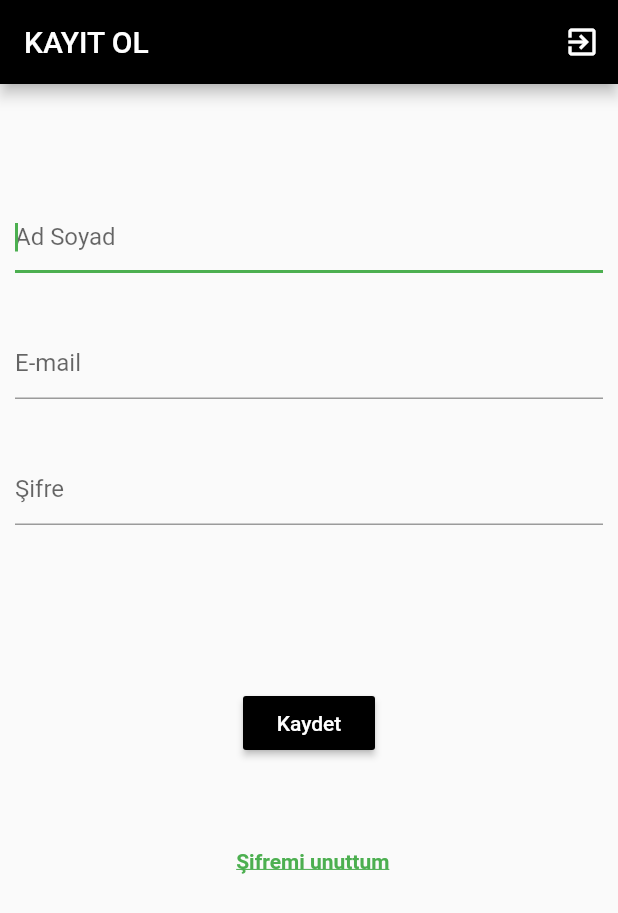
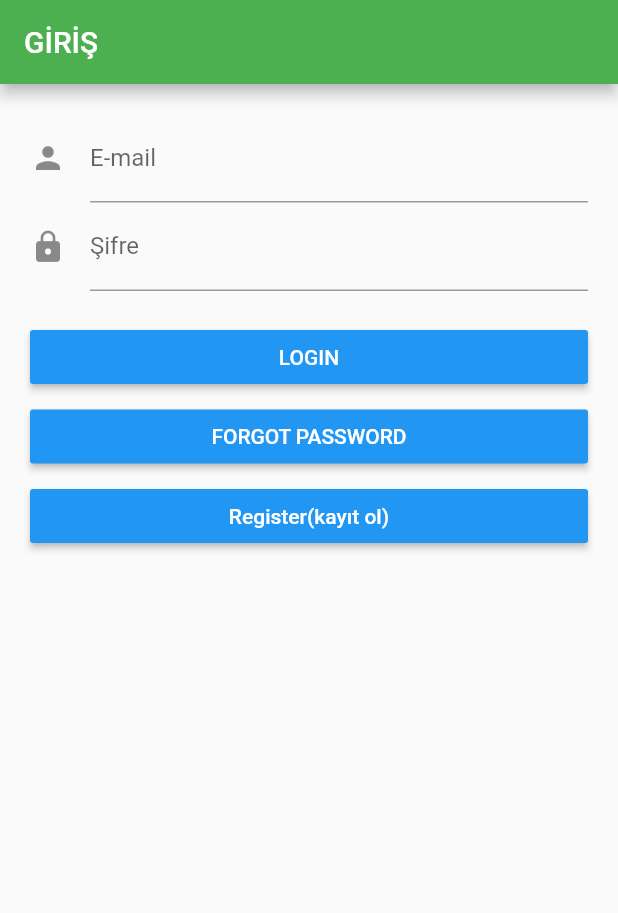
Before and after one commit to Keett/ByPass-mobil, a Flutter app: the screen it shows after launch, on a phone screen of 412 x 824 dp. Shown: the top 913 px of the screen. Run offline on Flutter 3.47's test engine with Material 2 defaults, Android fonts, the phone set to English and light mode, and no system bars; Roboto replaces fonts that are missing (Montserrat).

Commit message:
No: 803-809

```diff
--- /dev/null
+++ b/lib/http/item_service.dart
@@ -0,0 +1,24 @@
+import 'dart:convert';
+
+import 'package:bypassmobil/eski_dosyalar/login_item.dart';
+import 'package:http/http.dart' as http;
+class ItemService{
+  final String _serviceUrl= 'kesali-shopping.herokuapp.com';
+
+  //öge ekle
+  Future<LogInItem> addItem(LogInItem login_item) async{
+    var uri=Uri.http(_serviceUrl, "login_item");
+    final response = await http.post(uri,headers: {
+      'content-type': 'application/json'
+      },body: login_item.toJson());
+
+      if(response.statusCode==201){
+        Map login_item=json.decode(response.body);
+        return LogInItem.fromJson(login_item);
+      }else{
+        throw Exception('birşeyler yanlış gitti');
+      }
+  }
+
+
+}
--- /dev/null
+++ b/lib/login.dart
@@ -0,0 +1,124 @@
+import 'dart:convert';
+
+import 'package:bypassmobil/page1.dart';
+import 'package:bypassmobil/register.dart';
+import 'package:bypassmobil/ui/home.dart';
+import 'package:flutter/material.dart';
+import 'package:http/http.dart' as http;
+import 'dart:async';
+
+class Login extends StatefulWidget{
+  @override
+  loginState createState() => loginState();
+}
+class loginState extends State<Login>{
+  TextEditingController eMailController= new TextEditingController();
+  TextEditingController sifreController = new TextEditingController();
+
+  String eMail, sifre;
+
+  @override
+  Widget build(BuildContext context) {
+    return Scaffold(
+      appBar: AppBar(
+        title: Text("GİRİŞ"),
+      ),
+      //SingleChildScrollView (kaydırma yapmamızı sağlar)
+      body: Padding(
+        padding: EdgeInsets.all(20.0),
+        child: Form(
+          child: ListView(
+            children: <Widget>[
+              TextFormField(
+                keyboardType: TextInputType.emailAddress,
+                controller: eMailController,
+                decoration: InputDecoration(
+                  icon: const Icon(Icons.person),
+                  hintText: 'ket@example.com',
+                  labelText: 'E-mail'
+                ),
+              ),
+              TextFormField(
+                keyboardType: TextInputType.text,
+                controller: sifreController,
+                obscureText: true,
+                decoration: InputDecoration(
+                  icon: const Icon(Icons.lock),
+                  hintText: '***',
+                  labelText: 'Şifre'
+                ),
+              ),
+              Padding(padding: const EdgeInsets.only(top: 20.0),),
+              RaisedButton(
+                child: Text("LOGIN", style: TextStyle(color: Colors.white),),
+                color: Colors.blue,
+                onPressed: (){
+                  eMail=eMailController.text;
+                  sifre=sifreController.text;
+                  login(context);
+                },
+              ),
+              Padding(padding: EdgeInsets.only(top: 5.0),),
+              RaisedButton(
+                child: Text("FORGOT PASSWORD", style: TextStyle(color: Colors.white)),
+                color: Colors.blue,
+                onPressed: (){
+                  Navigator.push(context, new MaterialPageRoute(builder: (context)=> new Page1()));
+                },
+              ),
+              Padding(padding: EdgeInsets.only(top: 5.0),),
+              RaisedButton(
+                child: Text("Register(kayıt ol)", style: TextStyle(color: Colors.white)),
+                color: Colors.blue,
+                onPressed: (){
+                  Navigator.push(context, new MaterialPageRoute(builder: (context)=> new register()));
+                },
+              ),
+            ],
+          ),
+        ),
+      ),
+    );
+  }
+
+  login(BuildContext context){
+    http.get("http://bypass-web.herokuapp.com/API?email=" + eMail).then((cevap){
+      print(cevap.statusCode);  print(cevap.body.length);
+      var jsonData = json.decode(cevap.body);
+      print(jsonData);  print(jsonData["hata"]);
+      bool error = jsonData["hata"];
+      if(!error){
+        print(jsonData["data"]["sifre"]);
+        String a= jsonData["data"]["sifre"];
+        if(a == sifre){
+          print("home page");
+          Navigator.push(context, new MaterialPageRoute(builder: (context) => new HomePage()));
+        }else{
+          _showDialog("e-mail veya şifreyi kontrol edin");
+        }
+      }else{
+        _showDialog("error\nE-mail veya şifreyi kontrol et");
+      }
+    });
+    print("butona basıldı");
+  }
+
+  void _showDialog(String dialog){
+    showDialog(
+      context: context,
+      builder: (BuildContext context){
+        return AlertDialog(title: Text("LOGIN"),
+        content: Text(dialog),
+        actions: <Widget>[
+          FlatButton(child: Text("OK"),
+            onPressed: (){
+            Navigator.of(context).pop();
+            },
+          ),
+        ],
+        );
+      },
+    );
+  }
+
+}
--- a/lib/main.dart
+++ b/lib/main.dart
@@ -1,4 +1,8 @@
-import 'package:bypassmobil/ui/log_in.dart';
+
+import 'package:bypassmobil/login.dart';
+import 'package:bypassmobil/page1.dart';
+import 'package:bypassmobil/register.dart';
+import 'package:bypassmobil/ui/home.dart';
 import 'package:flutter/material.dart';
 
 void main() => runApp(ByPassApp());
@@ -9,7 +13,7 @@ class ByPassApp extends StatelessWidget {
   Widget build(BuildContext context) {
     return MaterialApp(
       theme: ThemeData(primarySwatch: Colors.green, backgroundColor: Colors.white),
-      home: LogInPage(),
+      home: Login(),
 
     );
   }
--- a/lib/ui/log_in.dart
+++ /dev/null
@@ -1,158 +0,0 @@
-import 'package:flutter/material.dart';
-
-class LogInPage extends StatefulWidget{
-  @override
-  _LogInPageState createState() => _LogInPageState();
-
-  }
-
-  class _LogInPageState extends State<LogInPage> {
-    final _formKey=GlobalKey<FormState>();
-    String _adSoyad, _eMail, _sifre;
-
-
-  @override
-  Widget build(BuildContext context) {
-    return Scaffold(
-      appBar: AppBar(
-        backgroundColor: Colors.black,
-        title: Text("KAYIT OL"),
-        actions: <Widget>[
-          IconButton(
-            icon: Icon(Icons.exit_to_app),
-            onPressed: (){
-            },
-          )
-        ],
-      ),
-
-
-      body: SingleChildScrollView(
-        child: Column(
-        children: <Widget>[
-          Padding(
-          padding: const EdgeInsets.symmetric(vertical: 70,horizontal: 10),
-          child: Form(
-            key: _formKey,
-            child: Column(
-              crossAxisAlignment: CrossAxisAlignment.center,
-              children: <Widget>[
-                Padding(
-                  padding: EdgeInsets.symmetric(vertical: 8.0),
-                  child: TextFormField(
-                    decoration: InputDecoration(
-                      hintText: "Ad Soyad"),
-                      onSaved: (value) => _adSoyad=value,
-                      autofocus: true,
-                      validator: (value){
-                        if(value.isEmpty){
-                          return "Ad-Soyadı girmen lazım...";
-                        }
-                      },
-                  ),
-                ),
-                Padding(
-                  padding: const EdgeInsets.all(10),
-                ),
-                Padding(
-                  padding: const EdgeInsets.symmetric(vertical: 8.0),
-                  child: TextFormField(
-                    decoration: InputDecoration(
-                      hintText: "E-mail " ),
-                      onSaved: (value) => _eMail=value,
-                      autofocus: true,
-                      validator: (value){
-                        if(value.isEmpty){
-                          return "E-mail'i girmen lazım...";
-                        }
-                      },
-                    ),
-                ),
-
-                Padding(
-                  padding: const EdgeInsets.all(10),
-                ),
-
-
-                Padding(
-                  padding: const EdgeInsets.symmetric(vertical: 8.0),
-                  child: TextFormField(
-                    decoration: InputDecoration(
-                      hintText: "Şifre"),
-                      onSaved: (value)=> _sifre=value,
-                      autofocus: true,
-                      validator: (value){
-                        if(value.isEmpty){
-                          return "Şifreni girmen lazım";
-                        }
-                      },
-                  ),
-                  ),
-
-                  Padding(
-                    padding: const EdgeInsets.all(50),
-                  ),
-
-                  RaisedButton(
-                    color: Colors.black,
-                    textColor: Colors.white,
-                    child: Text("Kaydet"),
-                    onPressed: ()async{
-                      //kayıt başarılı
-                      _formKey.currentState.save();
-                      if(_formKey.currentState.validate()){
-                        Navigator.pop(context,_adSoyad);
-                        Navigator.pop(context,_eMail);
-                        Navigator.pop(context,_sifre);
-                        Scaffold.of(context).showSnackBar(SnackBar(
-                        content: Text("Tebrikler başarıyla kayıt olundu.."),
-                      ));
-                      }
-                      else{
-                        Scaffold.of(context).showSnackBar(SnackBar(
-                        content: Text("Bu hesaba kayıtlı bir kullanıcı mevcut.Giriş yapmak ister misiniz?"),
-                        action: SnackBarAction(
-                          label: "GİRİŞ YAP",
-                          onPressed: ()async{
-
-                            //durum değiştiğinde sayfa güncelleme methodu
-                            setState(() { });
-                          },
-                        ),
-                      ));
-                      }
-                    },
-                  ),
-
-                  Padding(
-                    padding: const EdgeInsets.all(30),
-                  ),
-
-                  Row(
-                    mainAxisAlignment: MainAxisAlignment.center,
-                    children: <Widget>[
-                      SizedBox(width:5.0),
-                      InkWell(
-                        onTap: (){},
-                        child: Text('Şifremi unuttum',
-                          style: TextStyle(
-                            color: Colors.green,
-                            fontFamily: 'Montserrat',
-                            fontWeight: FontWeight.bold,
-                            decoration: TextDecoration.underline
-                          ),
-                        ),
-                      )
-                    ],
-                  ),
-              ],
-            ),
-          ),
-        ),
-      ],
-      ),
-      ),
-    );
-  }
-
-}
```
Also changed, not shown: lib/eski_dosyalar/log_in.dart (added, +149 -0 lines), lib/page1.dart (added, +23 -0 lines), lib/register.dart (added, +138 -0 lines), lib/ui/userJson.dart (added, +14 -0 lines), lib/assets/images.jpg (deleted), lib/eski_dosyalar/login_item.dart (renamed from lib/login_item.dart).
